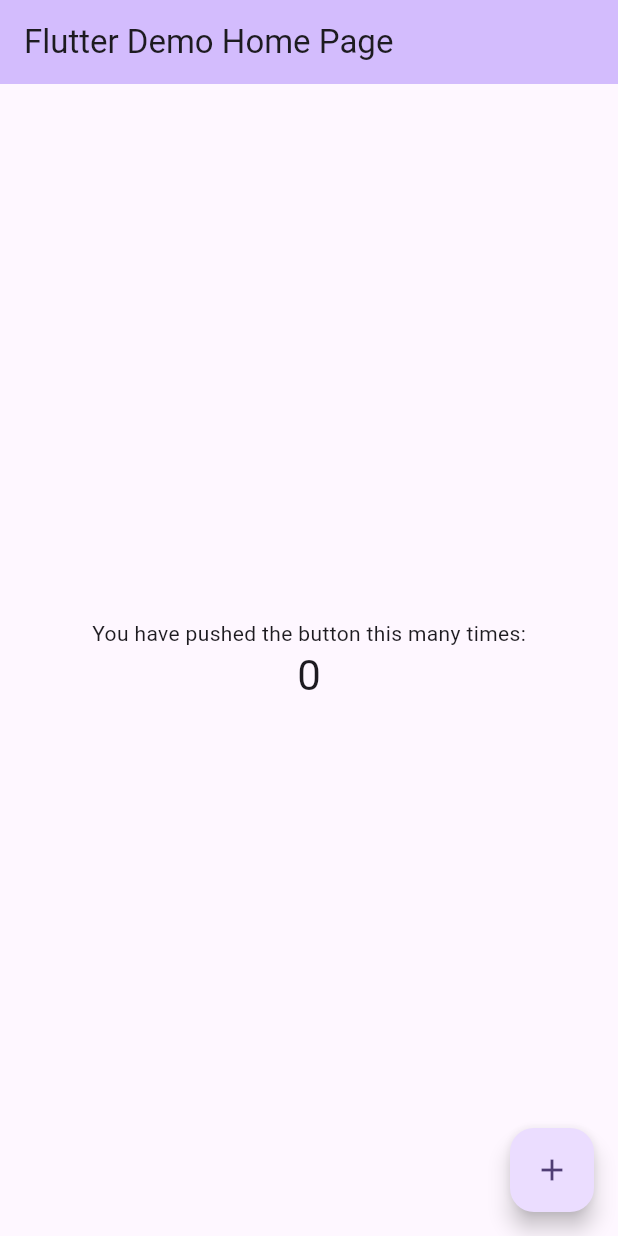
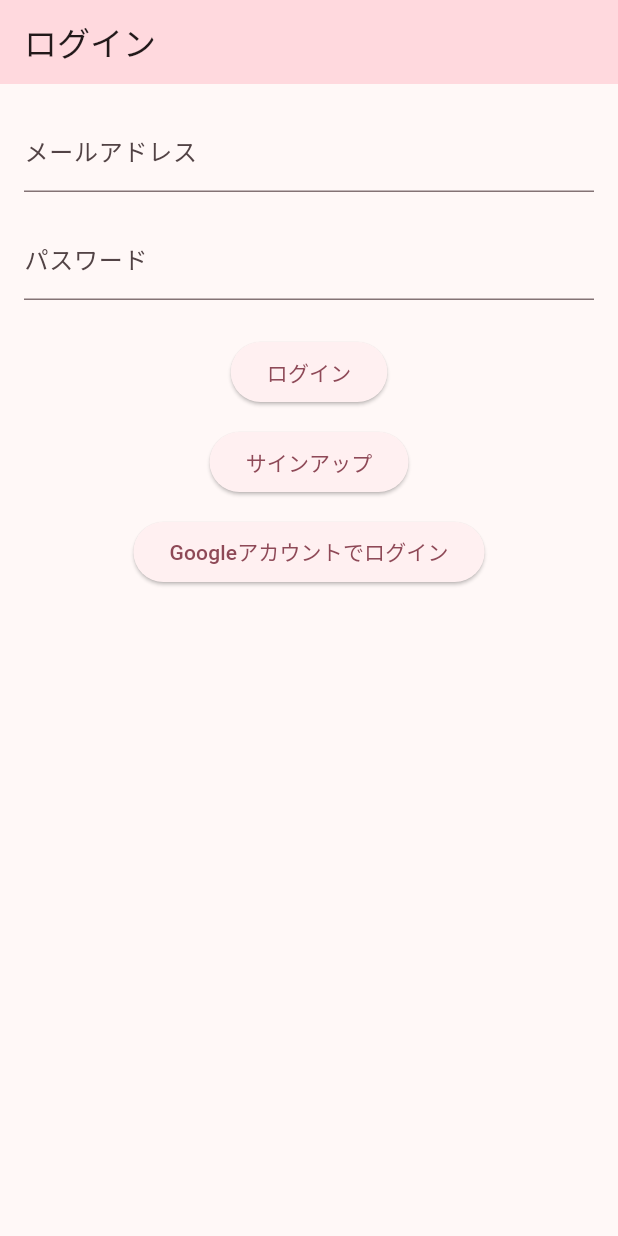
Before and after one commit to ToyotaKosen-Procon2026-Free002/Coco_Seal_App, a Flutter app: the screen it shows after launch, on a phone screen of 412 x 824 dp. Run offline on Flutter 3.47's test engine with Material 3 defaults, Android fonts, the light colour scheme and no system bars; our stand-ins replace firebase_auth, firebase_core, firebase_messaging, google_sign_in; accounts and stored records are empty.

Commit message:
ログイン機能追加

```diff
--- /dev/null
+++ b/lib/auth_gate.dart
@@ -0,0 +1,30 @@
+import 'package:coco_seal/login.dart';
+import 'package:coco_seal/home_page.dart';
+import 'package:firebase_auth/firebase_auth.dart';
+import 'package:flutter/material.dart';
+
+class AuthGate extends StatelessWidget {
+  const AuthGate({super.key});
+
+  @override
+  Widget build(BuildContext context) {
+    return StreamBuilder<User?>(
+      stream: FirebaseAuth.instance.authStateChanges(),
+
+      builder: (context, snapshot) {
+        if (snapshot.connectionState == ConnectionState.waiting) {
+          return const Scaffold(
+            body: Center(
+              child: CircularProgressIndicator(),
+            )
+          );
+        }
+
+        if (snapshot.hasData) return const HomePage();
+
+        return const LoginPage();
+      },
+    );
+  }
+
+}
--- /dev/null
+++ b/lib/login.dart
@@ -0,0 +1,171 @@
+import 'package:flutter/material.dart';
+import 'package:firebase_auth/firebase_auth.dart';
+import 'package:google_sign_in/google_sign_in.dart';
+
+class LoginPage extends StatefulWidget {
+  const LoginPage({super.key});
+
+  @override
+  State<LoginPage> createState() => _LoginPageState();
+}
+
+class _LoginPageState extends State<LoginPage> {
+
+  final Map<String, String> errorMessage = {
+    "email-already-in-use": "指定したメールアドレスは登録済みです",
+    "invalid-email": "メールアドレスのフォーマットが正しくありません",
+    "operation-not-allowed": "指定したメールアドレス・パスワードは現在使用できません",
+    "weak-password": "パスワードは6文字以上にしてください",
+    "user-disabled": "そのメールアドレスは利用できません",
+    "user-not-found": "メールアドレスまたはパスワードが違います",
+    "wrong-password": "メールアドレスまたはパスワードが違います",
+    "channel-error": "入力が不正です",
+    "invalid-credential": "メールアドレスまたはパスワードが違います"
+  };
+
+  final emailController = TextEditingController();
+  final passwordController = TextEditingController();
+
+  bool loading = false;
+
+
+  void login() async {
+    setState(() {
+      loading = true;
+    });
+
+    try {
+      await FirebaseAuth.instance.signInWithEmailAndPassword(email: emailController.text.trim(), password: passwordController.text);
+    } on FirebaseAuthException catch (e) {
+      if (mounted) {
+        ScaffoldMessenger.of(context).hideCurrentSnackBar();
+        ScaffoldMessenger.of(context).showSnackBar(SnackBar(
+          content: Text(errorMessage[e.code] ?? e.code),
+          backgroundColor: Theme.of(context).colorScheme.error,
+        ));
+      }
+    }
+
+    setState(() {
+      loading = false;
+    });
+  }
+
+
+  void signup() async {
+    setState(() {
+      loading = true;
+    });
+
+    try {
+      await FirebaseAuth.instance.createUserWithEmailAndPassword(email: emailController.text.trim(), password: passwordController.text);
+    } on FirebaseAuthException catch (e) {
+      if (mounted) {
+        ScaffoldMessenger.of(context).hideCurrentSnackBar();
+        ScaffoldMessenger.of(context).showSnackBar(SnackBar(
+          content: Text(errorMessage[e.code] ?? e.code),
+          backgroundColor: Theme.of(context).colorScheme.error,
+        ));
+      }
+    }
+
+    setState(() {
+      loading = false;
+    });
+  }
+
+
+  void signInWithGoogle() async {
+    setState(() {
+      loading = true;
+    });
+
+    try {
+      await GoogleSignIn.instance.initialize();
+      final GoogleSignInAccount googleUser = await GoogleSignIn.instance.authenticate();
+
+      final GoogleSignInAuthentication googleAuth = googleUser.authentication;
+
+      final credential = GoogleAuthProvider.credential(idToken: googleAuth.idToken);
+
+      await FirebaseAuth.instance.signInWithCredential(credential);
+
+    } on FirebaseException catch (e) {
+      if (mounted) {
+        ScaffoldMessenger.of(context).hideCurrentSnackBar();
+        ScaffoldMessenger.of(context).showSnackBar(SnackBar(
+          content: Text(errorMessage[e.code] ?? e.code),
+          backgroundColor: Theme.of(context).colorScheme.error,
+        ));
+      }
+    } on GoogleSignInException {
+      if (mounted) {
+        ScaffoldMessenger.of(context).hideCurrentSnackBar();
+        ScaffoldMessenger.of(context).showSnackBar(SnackBar(
+          content: Text("Googleアカウントでのログインを取り消しました"),
+          backgroundColor: Theme.of(context).colorScheme.error,
+        ));
+      }
+    }
+
+    setState(() {
+      loading = false;
+    });
+  }
+
+
+  @override
+  Widget build(BuildContext context) {
+    return Scaffold(
+
+      appBar: AppBar(
+        backgroundColor: Theme.of(context).colorScheme.primaryContainer,
+        title: Text("ログイン"),
+      ),
+
+      body: Padding(
+        padding: const EdgeInsets.all(16),
+
+        child: Column(
+          children: [
+            TextField(
+              controller: emailController,
+              decoration: const InputDecoration(labelText: "メールアドレス"),
+              enabled: !loading,
+            ),
+
+            const SizedBox(height: 16),
+
+            TextField(
+              controller: passwordController,
+              obscureText: true,
+              decoration: const InputDecoration(labelText: "パスワード"),
+              enabled: !loading,
+            ),
+
+            const SizedBox(height: 24),
+
+            ElevatedButton(
+              onPressed: loading ? null : login,
+              child: const Text("ログイン"),
+            ),
+
+            const SizedBox(height: 12),
+
+            ElevatedButton(
+              onPressed: loading ? null : signup,
+              child: const Text("サインアップ"),
+            ),
+
+            const SizedBox(height: 12),
+
+            ElevatedButton(
+              onPressed: loading ? null : signInWithGoogle,
+              child: const Text("Googleアカウントでログイン"),
+            )
+          ],
+        ),
+      )
+    );
+  }
+}
--- a/lib/main.dart
+++ b/lib/main.dart
@@ -1,4 +1,5 @@
 import 'package:coco_seal/firebase_options.dart';
+import 'package:coco_seal/auth_gate.dart';
 import 'package:firebase_core/firebase_core.dart';
 import 'package:firebase_messaging/firebase_messaging.dart';
 import 'package:flutter/material.dart';
@@ -11,122 +12,23 @@ void main() async {
   String? token = await FirebaseMessaging.instance.getToken();
   print(token);
 
-  runApp(const MyApp());
+  runApp(const CocoSealApp());
 }
 
-class MyApp extends StatelessWidget {
-  const MyApp({super.key});
+class CocoSealApp extends StatelessWidget {
+  const CocoSealApp({super.key});
 
-  // This widget is the root of your application.
   @override
   Widget build(BuildContext context) {
     return MaterialApp(
-      title: 'Flutter Demo',
+      title: 'ココ・シール',
       theme: ThemeData(
-        // This is the theme of your application.
-        //
-        // TRY THIS: Try running your application with "flutter run". You'll see
-        // the application has a purple toolbar. Then, without quitting the app,
-        // try changing the seedColor in the colorScheme below to Colors.green
-        // and then invoke "hot reload" (save your changes or press the "hot
-        // reload" button in a Flutter-supported IDE, or press "r" if you used
-        // the command line to start the app).
-        //
-        // Notice that the counter didn't reset back to zero; the application
-        // state is not lost during the reload. To reset the state, use hot
-        // restart instead.
-        //
-        // This works for code too, not just values: Most code changes can be
-        // tested with just a hot reload.
-        colorScheme: .fromSeed(seedColor: Colors.deepPurple),
+        primarySwatch: Colors.pink,
+        colorScheme: .fromSeed(seedColor: Colors.pink),
+        useMaterial3: true
       ),
-      home: const MyHomePage(title: 'Flutter Demo Home Page'),
+      home: const AuthGate(),
+      debugShowCheckedModeBanner: false,
     );
   }
 }
-
-class MyHomePage extends StatefulWidget {
-  const MyHomePage({super.key, required this.title});
-
-  // This widget is the home page of your application. It is stateful, meaning
-  // that it has a State object (defined below) that contains fields that affect
-  // how it looks.
-
-  // This class is the configuration for the state. It holds the values (in this
-  // case the title) provided by the parent (in this case the App widget) and
-  // used by the build method of the State. Fields in a Widget subclass are
-  // always marked "final".
-
-  final String title;
-
-  @override
-  State<MyHomePage> createState() => _MyHomePageState();
-}
-
-class _MyHomePageState extends State<MyHomePage> {
-  int _counter = 0;
-
-  void _incrementCounter() {
-    setState(() {
-      // This call to setState tells the Flutter framework that something has
-      // changed in this State, which causes it to rerun the build method below
-      // so that the display can reflect the updated values. If we changed
-      // _counter without calling setState(), then the build method would not be
-      // called again, and so nothing would appear to happen.
-      _counter++;
-    });
-  }
-
-  @override
-  Widget build(BuildContext context) {
-    // This method is rerun every time setState is called, for instance as done
-    // by the _incrementCounter method above.
-    //
-    // The Flutter framework has been optimized to make rerunning build methods
-    // fast, so that you can just rebuild anything that needs updating rather
-    // than having to individually change instances of widgets.
-    return Scaffold(
-      appBar: AppBar(
-        // TRY THIS: Try changing the color here to a specific color (to
-        // Colors.amber, perhaps?) and trigger a hot reload to see the AppBar
-        // change color while the other colors stay the same.
-        backgroundColor: Theme.of(context).colorScheme.inversePrimary,
-        // Here we take the value from the MyHomePage object that was created by
-        // the App.build method, and use it to set our appbar title.
-        title: Text(widget.title),
-      ),
-      body: Center(
-        // Center is a layout widget. It takes a single child and positions it
-        // in the middle of the parent.
-        child: Column(
-          // Column is also a layout widget. It takes a list of children and
-          // arranges them vertically. By default, it sizes itself to fit its
-          // children horizontally, and tries to be as tall as its parent.
-          //
-          // Column has various properties to control how it sizes itself and
-          // how it positions its children. Here we use mainAxisAlignment to
-          // center the children vertically; the main axis here is the vertical
-          // axis because Columns are vertical (the cross axis would be
-          // horizontal).
-          //
-          // TRY THIS: Invoke "debug painting" (choose the "Toggle Debug Paint"
-          // action in the IDE, or press "p" in the console), to see the
-          // wireframe for each widget.
-          mainAxisAlignment: .center,
-          children: [
-            const Text('You have pushed the button this many times:'),
-            Text(
-              '$_counter',
-              style: Theme.of(context).textTheme.headlineMedium,
-            ),
-          ],
-        ),
-      ),
-      floatingActionButton: FloatingActionButton(
-        onPressed: _incrementCounter,
-        tooltip: 'Increment',
-        child: const Icon(Icons.add),
-      ),
-    );
-  }
-}
--- a/pubspec.yaml
+++ b/pubspec.yaml
@@ -37,6 +37,7 @@ dependencies:
   firebase_messaging: ^16.2.2
   firebase_auth: ^6.5.1
   firebase_core: ^4.9.0
+  google_sign_in: ^7.2.0
 
 dev_dependencies:
   flutter_test:
```
Also changed, not shown: lib/home_page.dart (added, +144 -0 lines), pubspec.lock, 3 other files.
